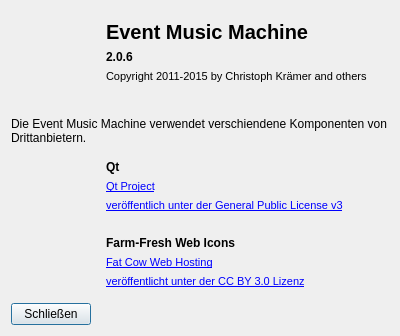
Qt form view/aboutdialog.ui (eventmusicmachine/emm) before a commit.
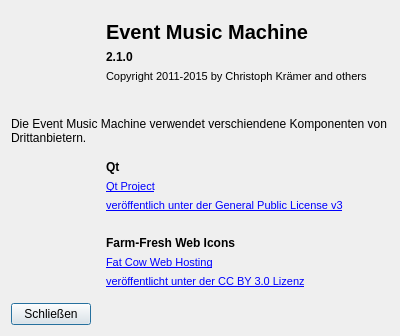
The same form after that commit. Icons and pictures are not drawn.

```diff
--- a/view/aboutdialog.ui
+++ b/view/aboutdialog.ui
@@ -57,7 +57,7 @@
 font-size:12px;</string>
         </property>
         <property name="text">
-         <string notr="true">2.0.6</string>
+         <string notr="true">2.1.0</string>
         </property>
        </widget>
       </item>
```
